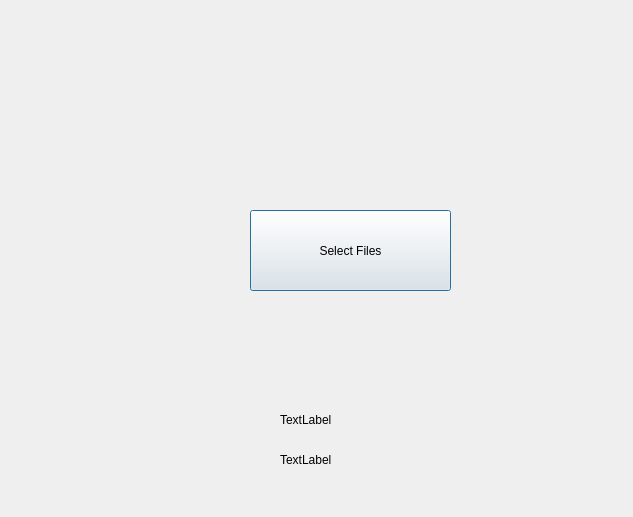
Old version of the form inhaler_sound_mark1/qt_windows/patientdetails.ui in the repository KieronAllsop/inhalersound.
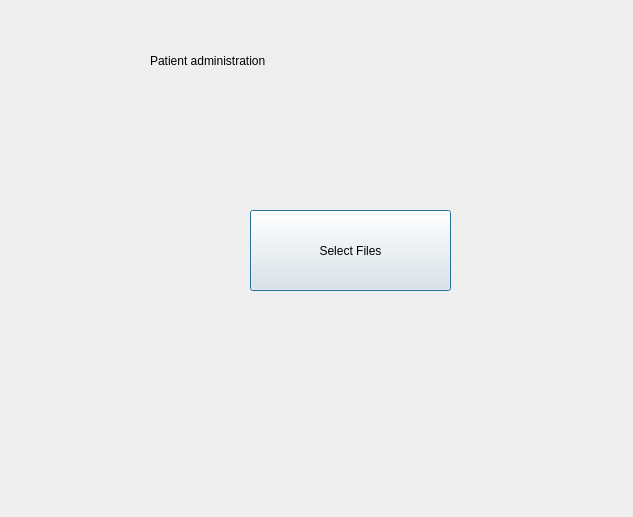
New version of the form.

Diff of the .ui file:
```diff
--- a/inhaler_sound_mark1/qt_windows/patientdetails.ui
+++ b/inhaler_sound_mark1/qt_windows/patientdetails.ui
@@ -29,27 +29,14 @@
   <widget class="QLabel" name="label">
    <property name="geometry">
     <rect>
-     <x>280</x>
-     <y>410</y>
-     <width>291</width>
-     <height>20</height>
+     <x>150</x>
+     <y>40</y>
+     <width>301</width>
+     <height>41</height>
     </rect>
    </property>
    <property name="text">
-    <string>TextLabel</string>
-   </property>
-  </widget>
-  <widget class="QLabel" name="label_2">
-   <property name="geometry">
-    <rect>
-     <x>280</x>
-     <y>450</y>
-     <width>65</width>
-     <height>20</height>
-    </rect>
-   </property>
-   <property name="text">
-    <string>TextLabel</string>
+    <string>Patient administration</string>
    </property>
   </widget>
  </widget>
```
